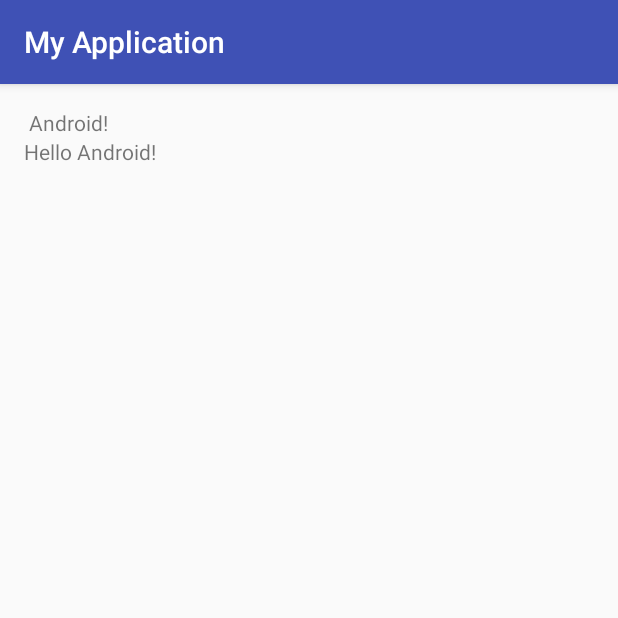
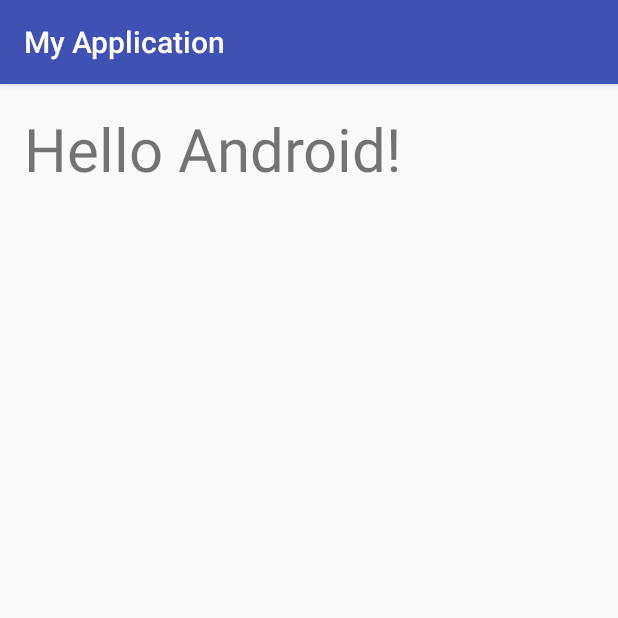
Before and after one commit to keitaishizawa/HelloAndroidApp, an Android app: the screen it shows after launch (MainActivity), on a phone screen of 412 x 824 dp, the top half of it. Run offline under Robolectric (Android 15) with nearby library versions, the phone set to English and light mode, and no system bars.

Commit message:
TextViewのフォントサイズを追加。40spに設定

```diff
--- a/app/src/main/res/layout/activity_main.xml
+++ b/app/src/main/res/layout/activity_main.xml
@@ -15,11 +15,6 @@
     <TextView
         android:layout_width="wrap_content"
         android:layout_height="wrap_content"
-        android:text=" Android!"/>
-
-
-    <TextView
-        android:layout_width="wrap_content"
-        android:layout_height="wrap_content"
+        android:textSize="40sp"
         android:text="Hello Android!"/>
 </LinearLayout>
```
